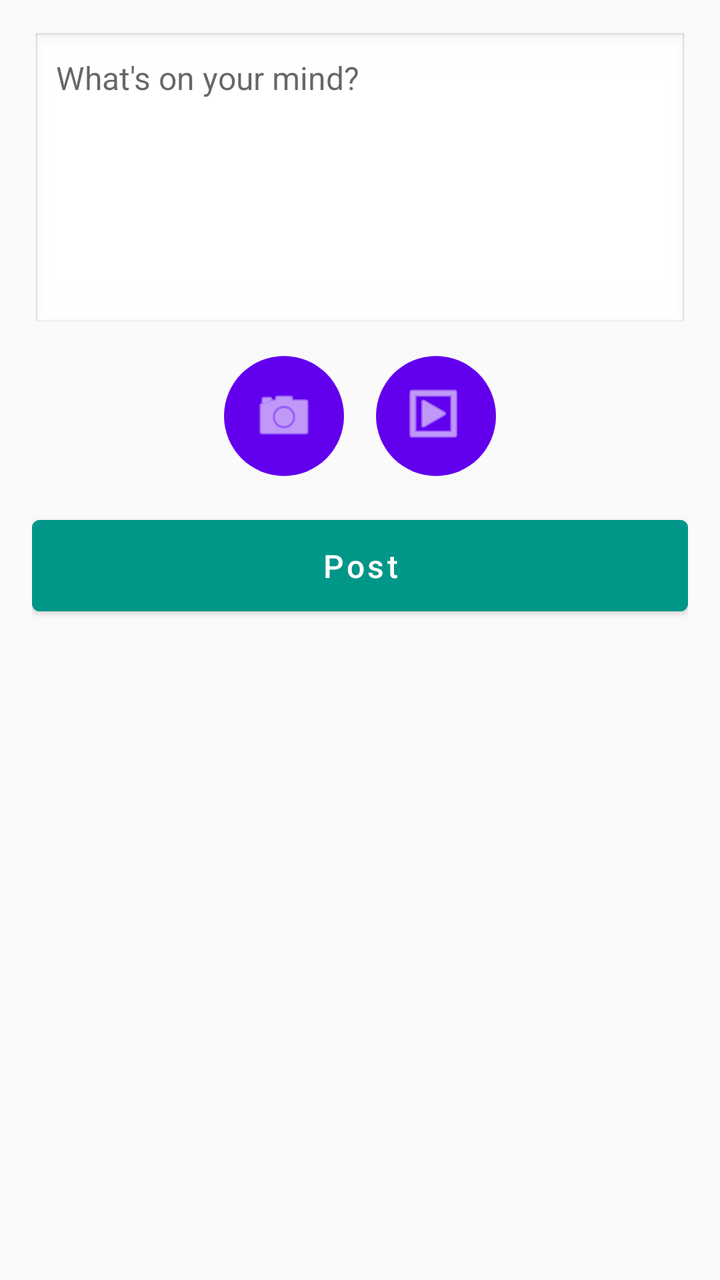
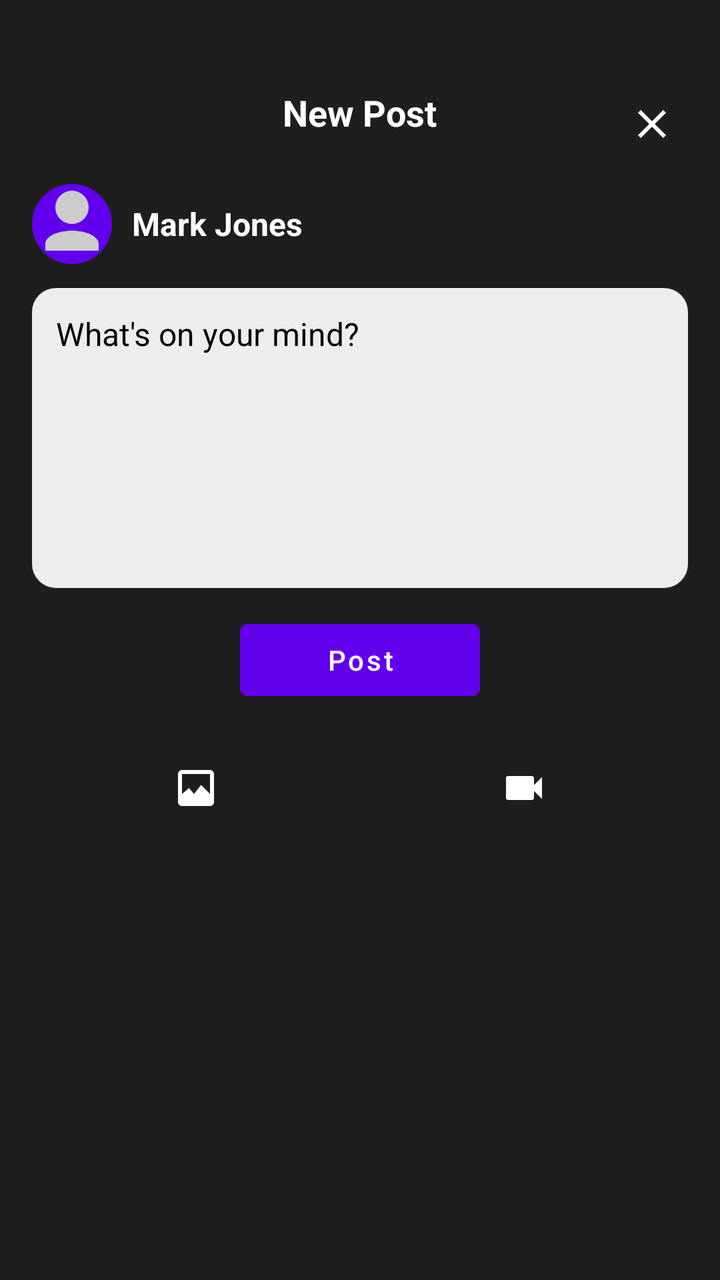

Before-and-after screenshots of an Android layout around one commit, followed by the original layout XML and the change that was made.
<!-- AndroidManifest.xml: application theme Theme.VIRE -->
<!-- res/layout/activity_new_post.xml -->
<?xml version="1.0" encoding="utf-8"?>

<LinearLayout xmlns:android="http://schemas.android.com/apk/res/android"
    android:layout_width="match_parent"
    android:layout_height="match_parent"
    android:orientation="vertical"
    android:padding="16dp"
    android:background="#FAFAFA">

    
    <EditText
        android:id="@+id/postEditText"
        android:layout_width="match_parent"
        android:layout_height="150dp"
        android:hint="What's on your mind?"
        android:gravity="top|start"
        android:background="@android:drawable/edit_text"
        android:padding="12dp"
        android:textColor="#212121"
        android:textSize="16sp"
        android:layout_marginBottom="12dp"/>

    
    <LinearLayout
        android:layout_width="match_parent"
        android:layout_height="wrap_content"
        android:orientation="horizontal"
        android:gravity="center"
        android:layout_marginBottom="16dp">

        <ImageButton
            android:id="@+id/addPhotoButton"
            android:layout_width="60dp"
            android:layout_height="60dp"
            android:layout_marginEnd="16dp"
            android:background="@drawable/circle_bg"
            android:padding="12dp"
            android:src="@android:drawable/ic_menu_camera"
            android:contentDescription="Add Photo"
            android:tint="#FFFFFF"/>

        <ImageButton
            android:id="@+id/addVideoButton"
            android:layout_width="60dp"
            android:layout_height="60dp"
            android:background="@drawable/circle_bg"
            android:padding="12dp"
            android:src="@android:drawable/ic_menu_slideshow"
            android:contentDescription="Add Video"
            android:tint="#FFFFFF"/>
    </LinearLayout>

    
    <Button
        android:id="@+id/postButton"
        android:layout_width="match_parent"
        android:layout_height="wrap_content"
        android:text="Post"
        android:backgroundTint="#009688"
        android:textColor="#FFFFFF"
        android:textAllCaps="false"
        android:padding="12dp"
        android:textSize="16sp"/>
</LinearLayout>
<!-- resources referenced by this layout -->
<resources>
  <!-- drawable circle_bg (drawable) -->
  <?xml version="1.0" encoding="utf-8"?>
  
  <shape xmlns:android="http://schemas.android.com/apk/res/android"
      android:shape="oval">
      <solid android:color="#6200EE"/> 
      <size android:width="56dp" android:height="56dp"/>
  </shape>
  <style name="Theme.VIRE" parent="Theme.MaterialComponents.DayNight.NoActionBar">
          
          <item name="colorPrimary">#6200EE</item>  
          <item name="colorPrimaryVariant">#3700B3</item>
          <item name="colorOnPrimary">#FFFFFF</item>
          
          <item name="colorSecondary">#03DAC5</item>
          <item name="colorSecondaryVariant">#018786</item>
          <item name="colorOnSecondary">#000000</item>
      </style>
</resources>

<!-- the commit's change to res/layout/activity_new_post.xml (unified diff, before → after) -->
@@ -1,11 +1,70 @@
 <?xml version="1.0" encoding="utf-8"?>
 
-<LinearLayout xmlns:android="http://schemas.android.com/apk/res/android"
+<LinearLayout
+    xmlns:android="http://schemas.android.com/apk/res/android"
+    android:orientation="vertical"
     android:layout_width="match_parent"
     android:layout_height="match_parent"
-    android:orientation="vertical"
-    android:padding="16dp"
-    android:background="#FAFAFA">
+    android:background="@color/darker_gray"
+    android:padding="16dp">
+
+    
+    <RelativeLayout
+        android:layout_width="match_parent"
+        android:layout_height="wrap_content"
+        android:layout_marginTop="20dp"
+        android:layout_marginBottom="12dp">
+
+        <TextView
+            android:id="@+id/newPostTitle"
+            android:layout_width="wrap_content"
+            android:layout_height="wrap_content"
+            android:text="New Post"
+            android:textColor="@android:color/white"
+            android:textSize="18sp"
+            android:textStyle="bold"
+            android:layout_centerHorizontal="true"
+            android:layout_marginTop="8dp"/>
+
+        <ImageButton
+            android:id="@+id/closeNewPost"
+            android:layout_width="36dp"
+            android:layout_height="36dp"
+            android:layout_alignParentEnd="true"
+            android:layout_marginTop="8dp"
+            android:background="@android:color/transparent"
+            android:src="@drawable/ic_close"
+            android:tint="@android:color/white"
+            android:contentDescription="Close"/>
+    </RelativeLayout>
+
+
+    
+    <LinearLayout
+        android:layout_width="match_parent"
+        android:layout_height="wrap_content"
+        android:orientation="horizontal"
+        android:gravity="center_vertical"
+        android:layout_marginBottom="12dp">
+
+        <ImageView
+            android:id="@+id/userAvatar"
+            android:layout_width="40dp"
+            android:layout_height="40dp"
+            android:src="@drawable/ic_profile_placeholder"
+            android:background="@drawable/circle_bg"
+            android:contentDescription="User Avatar"
+            android:layout_marginEnd="10dp"/>
+
+        <TextView
+            android:id="@+id/userName"
+            android:layout_width="wrap_content"
+            android:layout_height="wrap_content"
+            android:text="Mark Jones"
+            android:textColor="@android:color/white"
+            android:textSize="16sp"
+            android:textStyle="bold"/>
+    </LinearLayout>
 
     
     <EditText
@@ -14,51 +73,54 @@
         android:layout_height="150dp"
         android:hint="What's on your mind?"
         android:gravity="top|start"
-        android:background="@android:drawable/edit_text"
+        android:background="@drawable/search_bar_bg"
         android:padding="12dp"
-        android:textColor="#212121"
+        android:textColor="@android:color/black"
+        android:textColorHint="@color/black"
         android:textSize="16sp"
         android:layout_marginBottom="12dp"/>
 
     
+    <Button
+        android:id="@+id/postButton"
+        android:layout_width="120dp"
+        android:layout_height="wrap_content"
+        android:text="Post"
+        android:backgroundTint="@color/purple_500"
+        android:textColor="@android:color/white"
+        android:textAllCaps="false"
+        android:paddingVertical="8dp"
+        android:textSize="14sp"
+        android:layout_gravity="center_horizontal"
+        android:layout_marginBottom="20dp"/>
+
+    
     <LinearLayout
+        android:id="@+id/mediaBar"
         android:layout_width="match_parent"
         android:layout_height="wrap_content"
         android:orientation="horizontal"
         android:gravity="center"
-        android:layout_marginBottom="16dp">
+        android:layout_marginTop="8dp">
 
         <ImageButton
             android:id="@+id/addPhotoButton"
-            android:layout_width="60dp"
-            android:layout_height="60dp"
-            android:layout_marginEnd="16dp"
-            android:background="@drawable/circle_bg"
-            android:padding="12dp"
-            android:src="@android:drawable/ic_menu_camera"
-            android:contentDescription="Add Photo"
-            android:tint="#FFFFFF"/>
+            android:layout_width="0dp"
+            android:layout_height="wrap_content"
+            android:layout_weight="1"
+            android:src="@drawable/ic_gallery"
+            android:background="@android:color/transparent"
+            android:tint="@android:color/white"
+            android:contentDescription="Add Photo"/>
 
         <ImageButton
             android:id="@+id/addVideoButton"
-            android:layout_width="60dp"
-            android:layout_height="60dp"
-            android:background="@drawable/circle_bg"
-            android:padding="12dp"
-            android:src="@android:drawable/ic_menu_slideshow"
-            android:contentDescription="Add Video"
-            android:tint="#FFFFFF"/>
+            android:layout_width="0dp"
+            android:layout_height="wrap_content"
+            android:layout_weight="1"
+            android:src="@drawable/ic_video"
+            android:background="@android:color/transparent"
+            android:tint="@android:color/white"
+            android:contentDescription="Add Video"/>
     </LinearLayout>
-
-    
-    <Button
-        android:id="@+id/postButton"
-        android:layout_width="match_parent"
-        android:layout_height="wrap_content"
-        android:text="Post"
-        android:backgroundTint="#009688"
-        android:textColor="#FFFFFF"
-        android:textAllCaps="false"
-        android:padding="12dp"
-        android:textSize="16sp"/>
 </LinearLayout>
<!-- resource entries referenced after the edit -->
@@ -1,12 +1,65 @@
 <!-- resources referenced by this layout -->
 <resources>
+  <color name="black">#000000</color>
+  <color name="darker_gray">#1E1E1E</color>
+  <color name="purple_500">#6200EE</color>
   <!-- drawable circle_bg (drawable) -->
   <?xml version="1.0" encoding="utf-8"?>
   
   <shape xmlns:android="http://schemas.android.com/apk/res/android"
       android:shape="oval">
-      <solid android:color="#6200EE"/> 
-      <size android:width="56dp" android:height="56dp"/>
+  
+      
+      <solid android:color="@color/purple_500"/>
+  
+      
+      <size
+          android:width="56dp"
+          android:height="56dp"/>
+  </shape>
+  <!-- drawable ic_close (drawable) -->
+  <?xml version="1.0" encoding="utf-8"?>
+  <vector xmlns:android="http://schemas.android.com/apk/res/android"
+      android:width="24dp"
+      android:height="24dp"
+      android:viewportWidth="24"
+      android:viewportHeight="24">
+      <path
+          android:fillColor="#FFFFFF"
+          android:pathData="M19,6.41L17.59,5 12,10.59 6.41,5 5,6.41 10.59,12 5,17.59 6.41,19 12,13.41 17.59,19 19,17.59 13.41,12z"/>
+  </vector>
+  <!-- drawable ic_gallery (drawable) -->
+  <?xml version="1.0" encoding="utf-8"?>
+  <vector xmlns:android="http://schemas.android.com/apk/res/android"
+      android:width="24dp" android:height="24dp"
+      android:viewportWidth="24" android:viewportHeight="24">
+      <path android:fillColor="#FFFFFF"
+          android:pathData="M21,19V5c0,-1.1 -0.9,-2 -2,-2H5c-1.1,0 -2,0.9 -2,2v14c0,1.1 0.9,2 2,2h14c1.1,0 2,-0.9 2,-2zM5,5h14v10l-4.5,-4.5l-3.5,4.5l-2.5,-3L5,15V5z"/>
+  </vector>
+  <!-- drawable ic_profile_placeholder (drawable) -->
+  <?xml version="1.0" encoding="utf-8"?>
+  <vector xmlns:android="http://schemas.android.com/apk/res/android"
+      android:width="100dp"
+      android:height="100dp"
+      android:viewportWidth="24"
+      android:viewportHeight="24">
+      <path
+          android:fillColor="#CCCCCC"
+          android:pathData="M12,12a5,5 0 1,0 -5,-5a5,5 0 0,0 5,5zM12,14c-4.42,0 -8,1.79 -8,4v2h16v-2c0,-2.21 -3.58,-4 -8,-4z"/>
+  </vector>
+  <!-- drawable ic_video (drawable) -->
+  <?xml version="1.0" encoding="utf-8"?>
+  <vector xmlns:android="http://schemas.android.com/apk/res/android"
+      android:width="24dp" android:height="24dp"
+      android:viewportWidth="24" android:viewportHeight="24">
+      <path android:fillColor="#FFFFFF"
+          android:pathData="M17,10.5V7c0,-0.55 -0.45,-1 -1,-1H4c-0.55,0 -1,0.45 -1,1v10c0,0.55 0.45,1 1,1h12c0.55,0 1,-0.45 1,-1v-3.5l4,4v-11l-4,4z"/>
+  </vector>
+  <!-- drawable search_bar_bg (drawable) -->
+  <?xml version="1.0" encoding="utf-8"?>
+  <shape xmlns:android="http://schemas.android.com/apk/res/android" android:shape="rectangle">
+      <solid android:color="@color/light_gray" />
+      <corners android:radius="12dp" />
   </shape>
   <style name="Theme.VIRE" parent="Theme.MaterialComponents.DayNight.NoActionBar">
           
@@ -18,5 +71,6 @@
           <item name="colorSecondaryVariant">#018786</item>
           <item name="colorOnSecondary">#000000</item>
       </style>
+  <color name="light_gray">#EDEDED</color>
 </resources>
 
